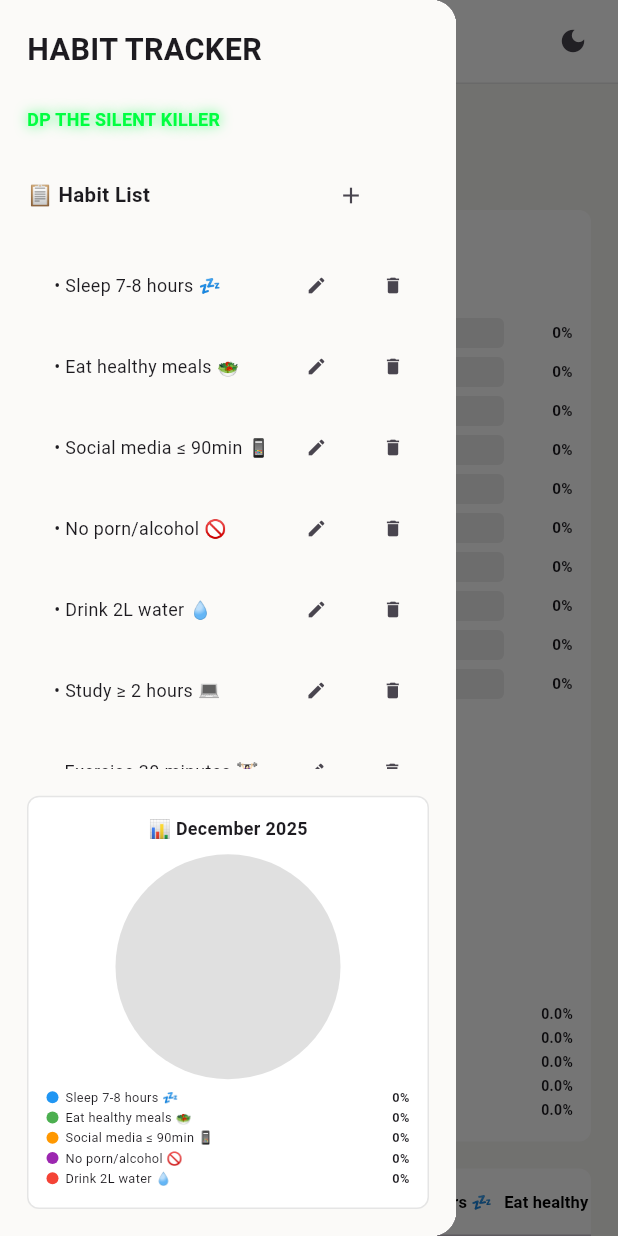
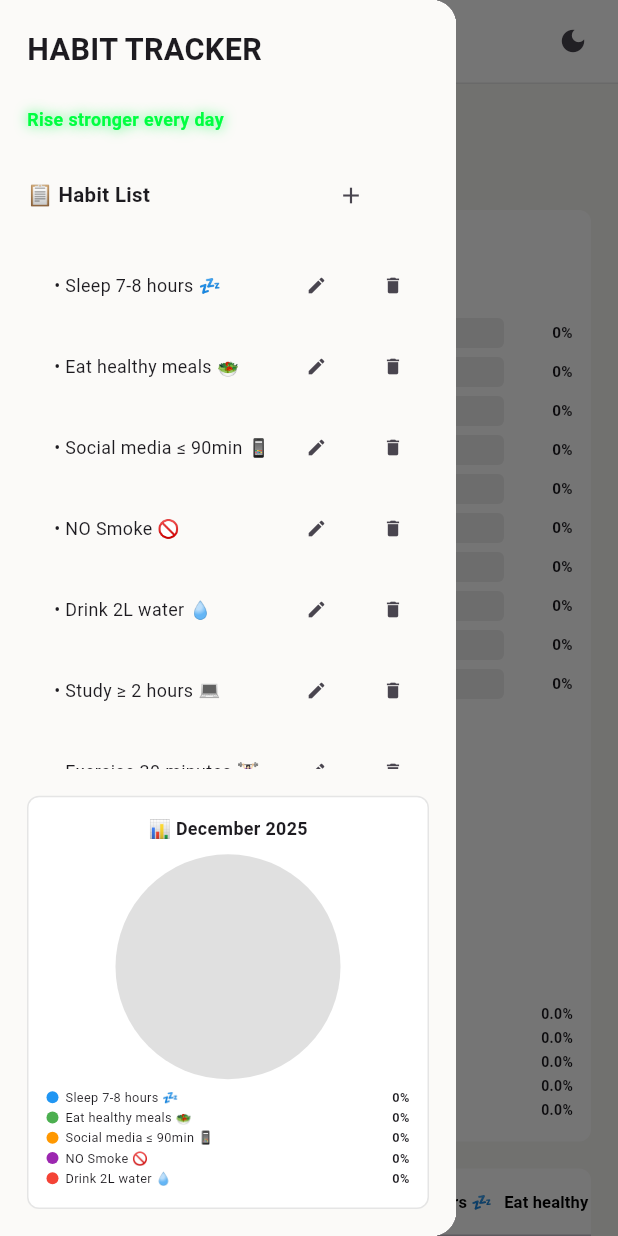
Before and after one commit to Dishant-Pawar/Habit_Tracker, a Flutter app: the screen it shows after launch, with the side drawer open, on a phone screen of 412 x 824 dp. Run offline on Flutter 3.47's test engine with Material 3 defaults, Android fonts, the phone set to English and light mode, and no system bars; our stand-ins replace csv, file_picker, fl_chart, shared_preferences; Roboto replaces fonts that are missing (Segoe UI).

Commit message:
windows linux andriod check done

```diff
--- a/lib/screens/dashboard_screen.dart
+++ b/lib/screens/dashboard_screen.dart
@@ -154,7 +154,7 @@ class _DashboardScreenState extends State<DashboardScreen> {
           Column(
             children: [
 Text(
-                '🌟 DP THE SILENT KILLER',
+  '🌟 Rise stronger every day\n',
   style: Theme.of(context).textTheme.headlineSmall?.copyWith(
     color: const Color(0xFF00FF41),
     fontWeight: FontWeight.bold,
--- a/lib/screens/notion_dashboard_screen.dart
+++ b/lib/screens/notion_dashboard_screen.dart
@@ -18,6 +18,7 @@ class _NotionDashboardScreenState extends State<NotionDashboardScreen> {
   List<HabitEntry> _entries = [];
   bool _isLoading = false;
   String _selectedView = 'This Week';
+  String _previousView = 'This Week';
   DateTime _selectedMonth = DateTime.now();
   bool _isSidebarOpen = true;
   final GlobalKey<ScaffoldState> _scaffoldKey = GlobalKey<ScaffoldState>();
@@ -27,7 +28,7 @@ class _NotionDashboardScreenState extends State<NotionDashboardScreen> {
     'Sleep 7-8 hours 💤',
     'Eat healthy meals 🥗',
     'Social media ≤ 90min 📱',
-    'No porn/alcohol 🚫',
+    'NO Smoke 🚫',
     'Drink 2L water 💧',
     'Study ≥ 2 hours 💻',
     'Exercise 30 minutes 🏋🏻‍♀️',
@@ -93,11 +94,9 @@ class _NotionDashboardScreenState extends State<NotionDashboardScreen> {
           body: SafeArea(
             child: Row(
               children: [
-                // Left Sidebar with animation (only on desktop/tablet)
+                // Left Sidebar (only on desktop/tablet)
                 if (!responsive.isSmall)
-                  AnimatedContainer(
-                    duration: const Duration(milliseconds: 300),
-                    curve: Curves.easeInOut,
+                  SizedBox(
                     width: _isSidebarOpen ? responsive.sidebarWidth : 0,
                     child: _isSidebarOpen ? _buildSidebar(responsive) : const SizedBox(),
                   ),
@@ -141,7 +140,7 @@ class _NotionDashboardScreenState extends State<NotionDashboardScreen> {
           ),
           SizedBox(height: responsive.spacing(32)),
           Text(
-            'DP THE SILENT KILLER',
+            'Rise stronger every day',
             style: TextStyle(
               fontSize: responsive.fontSize(14),
               fontWeight: FontWeight.bold,
@@ -185,20 +184,7 @@ class _NotionDashboardScreenState extends State<NotionDashboardScreen> {
             child: ListView.builder(
               itemCount: habitNames.length,
               itemBuilder: (context, index) {
-                return TweenAnimationBuilder<double>(
-                  tween: Tween(begin: 0.0, end: 1.0),
-                  duration: Duration(milliseconds: 300 + (index * 50)),
-                  curve: Curves.easeOutCubic,
-                  builder: (context, value, child) {
-                    return Transform.translate(
-                      offset: Offset(-50 * (1 - value), 0),
-                      child: Opacity(
-                        opacity: value,
-                        child: child,
-                      ),
-                    );
-                  },
-                  child: Padding(
+                return Padding(
                   padding: EdgeInsets.only(
                     left: responsive.spacing(24),
                     bottom: responsive.spacing(8),
@@ -235,7 +221,6 @@ class _NotionDashboardScreenState extends State<NotionDashboardScreen> {
                         tooltip: 'Delete',
                       ),
                     ],
-                    ),
                   ),
                 );
               },
@@ -372,7 +357,7 @@ class _NotionDashboardScreenState extends State<NotionDashboardScreen> {
                 ],
               ),
             );
-          }).toList(),
+          }),
         ],
       ),
     );
@@ -471,7 +456,20 @@ class _NotionDashboardScreenState extends State<NotionDashboardScreen> {
     final isDark = Theme.of(context).brightness == Brightness.dark;
 
     return InkWell(
-      onTap: () => setState(() => _selectedView = view),
+      onTap: () {
+        if (_selectedView != view) {
+          setState(() {
+            _previousView = _selectedView;
+            _selectedView = view;
+          });
+          // Reset scroll position when view changes
+          WidgetsBinding.instance.addPostFrameCallback((_) {
+            if (_horizontalScrollController.hasClients) {
+              _horizontalScrollController.jumpTo(0);
+            }
+          });
+        }
+      },
       child: Container(
         padding: responsive.padding(
           EdgeInsets.symmetric(
@@ -499,13 +497,6 @@ class _NotionDashboardScreenState extends State<NotionDashboardScreen> {
   }
 
   Widget _buildMainContent(ResponsiveHelper responsive) {
-    // Reset scroll position when switching views
-    WidgetsBinding.instance.addPostFrameCallback((_) {
-      if (_horizontalScrollController.hasClients) {
-        _horizontalScrollController.jumpTo(0);
-      }
-    });
-
     switch (_selectedView) {
       case 'This Week':
         return _buildThisWeekView(responsive);
@@ -740,7 +731,7 @@ class _NotionDashboardScreenState extends State<NotionDashboardScreen> {
             ),
             DataColumn(
               label: Text(
-                'Progress\nBar',
+                'Progress',
                 style: TextStyle(
                   fontWeight: FontWeight.w600,
                   fontSize: responsive.fontSize(13),
@@ -1418,7 +1409,7 @@ class _NotionDashboardScreenState extends State<NotionDashboardScreen> {
               ],
             ),
           );
-        }).toList(),
+        }),
       ],
     );
   }
@@ -1519,7 +1510,7 @@ class _NotionDashboardScreenState extends State<NotionDashboardScreen> {
               ],
             ),
           );
-        }).toList(),
+        }),
       ],
     );
   }
--- a/pubspec.yaml
+++ b/pubspec.yaml
@@ -16,6 +16,7 @@ dependencies:
   file_picker: ^10.3.7
   shared_preferences: ^2.2.2
   shared_preferences_web: ^2.2.2
+  path: ^1.8.3
 
 dev_dependencies:
   flutter_test:
```
Also changed, not shown: lib/services/database_service.dart (+98 -155 lines), flutter_01.png (deleted), flutter_02.png (deleted), pubspec.lock, 6 other files. Lines whose indentation alone changed are shown as unchanged.
